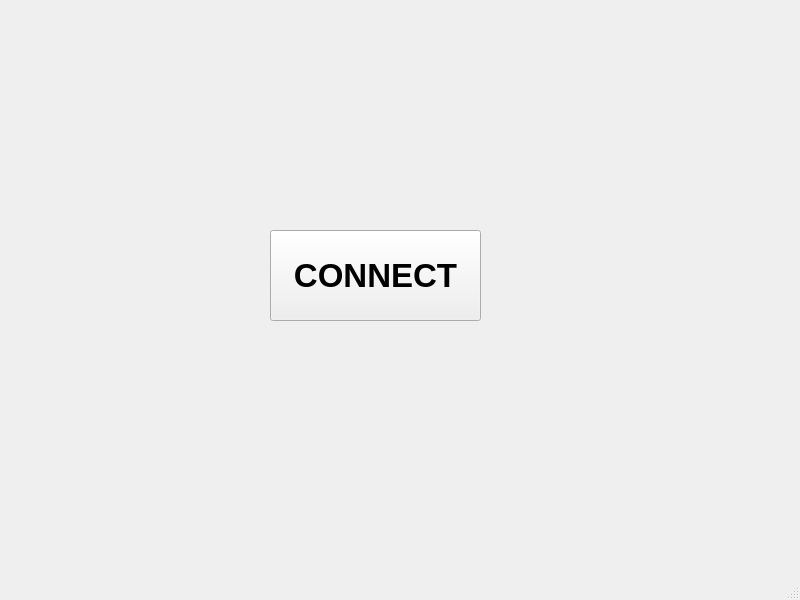
nafdev01/secure-lan-chat, file UI_files/mainui.ui: the form before one commit.
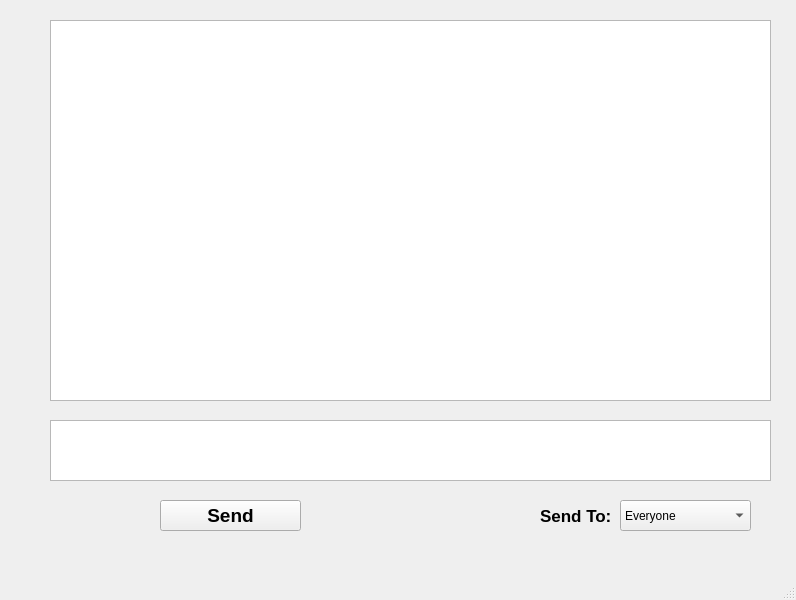
The form after the commit. The open tabs and pages were chosen to show the change. Icons and pictures are not drawn.

What changed in the file:
```diff
--- a/UI_files/mainui.ui
+++ b/UI_files/mainui.ui
@@ -6,7 +6,7 @@
    <rect>
     <x>0</x>
     <y>0</y>
-    <width>800</width>
+    <width>796</width>
     <height>600</height>
    </rect>
   </property>
@@ -17,8 +17,8 @@
    <widget class="QStackedWidget" name="stackedWidget">
     <property name="geometry">
      <rect>
-      <x>40</x>
-      <y>10</y>
+      <x>30</x>
+      <y>0</y>
       <width>751</width>
       <height>531</height>
      </rect>
@@ -401,6 +401,107 @@
       </widget>
      </widget>
     </widget>
+    <widget class="QWidget" name="pageChat">
+     <widget class="QPushButton" name="buttonMessageSend">
+      <property name="geometry">
+       <rect>
+        <x>130</x>
+        <y>500</y>
+        <width>141</width>
+        <height>31</height>
+       </rect>
+      </property>
+      <property name="font">
+       <font>
+        <pointsize>14</pointsize>
+        <weight>75</weight>
+        <bold>true</bold>
+       </font>
+      </property>
+      <property name="text">
+       <string>Send</string>
+      </property>
+      <property name="autoDefault">
+       <bool>true</bool>
+      </property>
+      <property name="flat">
+       <bool>false</bool>
+      </property>
+     </widget>
+     <widget class="QTextEdit" name="inputMessage">
+      <property name="geometry">
+       <rect>
+        <x>20</x>
+        <y>420</y>
+        <width>721</width>
+        <height>61</height>
+       </rect>
+      </property>
+     </widget>
+     <widget class="QTextEdit" name="displayMessage">
+      <property name="geometry">
+       <rect>
+        <x>20</x>
+        <y>20</y>
+        <width>721</width>
+        <height>381</height>
+       </rect>
+      </property>
+      <property name="readOnly">
+       <bool>true</bool>
+      </property>
+     </widget>
+     <widget class="QComboBox" name="comboRecipient">
+      <property name="geometry">
+       <rect>
+        <x>590</x>
+        <y>500</y>
+        <width>131</width>
+        <height>31</height>
+       </rect>
+      </property>
+      <item>
+       <property name="text">
+        <string>Everyone</string>
+       </property>
+      </item>
+      <item>
+       <property name="text">
+        <string>First User</string>
+       </property>
+      </item>
+      <item>
+       <property name="text">
+        <string>Second User</string>
+       </property>
+      </item>
+      <item>
+       <property name="text">
+        <string>Third Year</string>
+       </property>
+      </item>
+     </widget>
+     <widget class="QLabel" name="labelSendTo">
+      <property name="geometry">
+       <rect>
+        <x>510</x>
+        <y>500</y>
+        <width>71</width>
+        <height>31</height>
+       </rect>
+      </property>
+      <property name="font">
+       <font>
+        <pointsize>13</pointsize>
+        <weight>75</weight>
+        <bold>true</bold>
+       </font>
+      </property>
+      <property name="text">
+       <string>Send To:</string>
+      </property>
+     </widget>
+    </widget>
    </widget>
   </widget>
   <widget class="QMenuBar" name="menubar">
```
Left out of the diff: 2 changed lines with no effect on the pictures.
